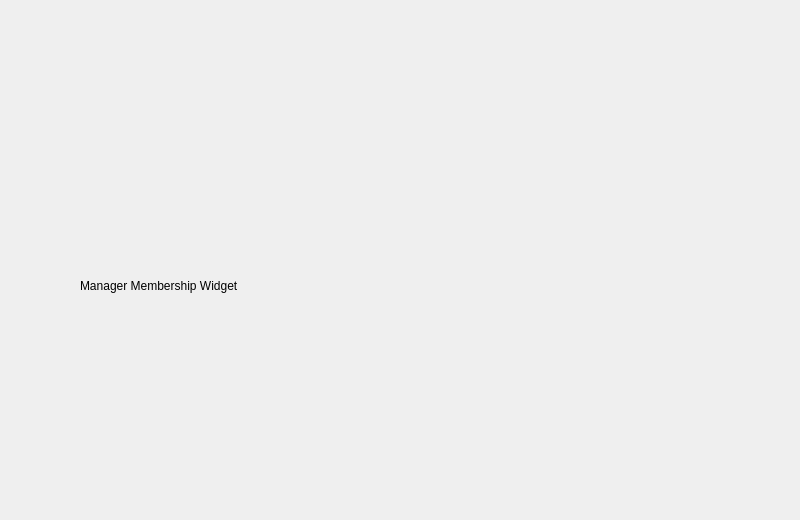
JShinozuka/Project2, file BulkClub/managermembership.ui: the form before one commit.
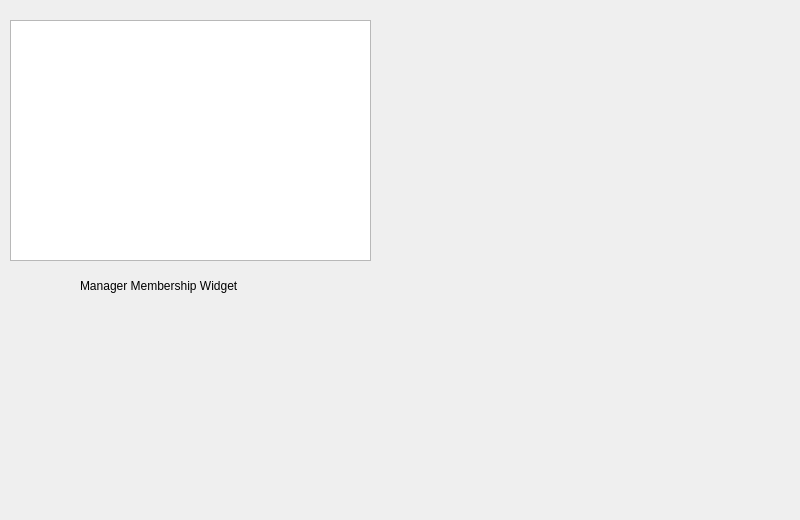
The form after the commit.

Patch:
```diff
--- a/BulkClub/managermembership.ui
+++ b/BulkClub/managermembership.ui
@@ -44,6 +44,16 @@
     <string>Manager Membership Widget</string>
    </property>
   </widget>
+  <widget class="QTableView" name="memberDBTable">
+   <property name="geometry">
+    <rect>
+     <x>10</x>
+     <y>20</y>
+     <width>361</width>
+     <height>241</height>
+    </rect>
+   </property>
+  </widget>
  </widget>
  <resources/>
  <connections/>
```
